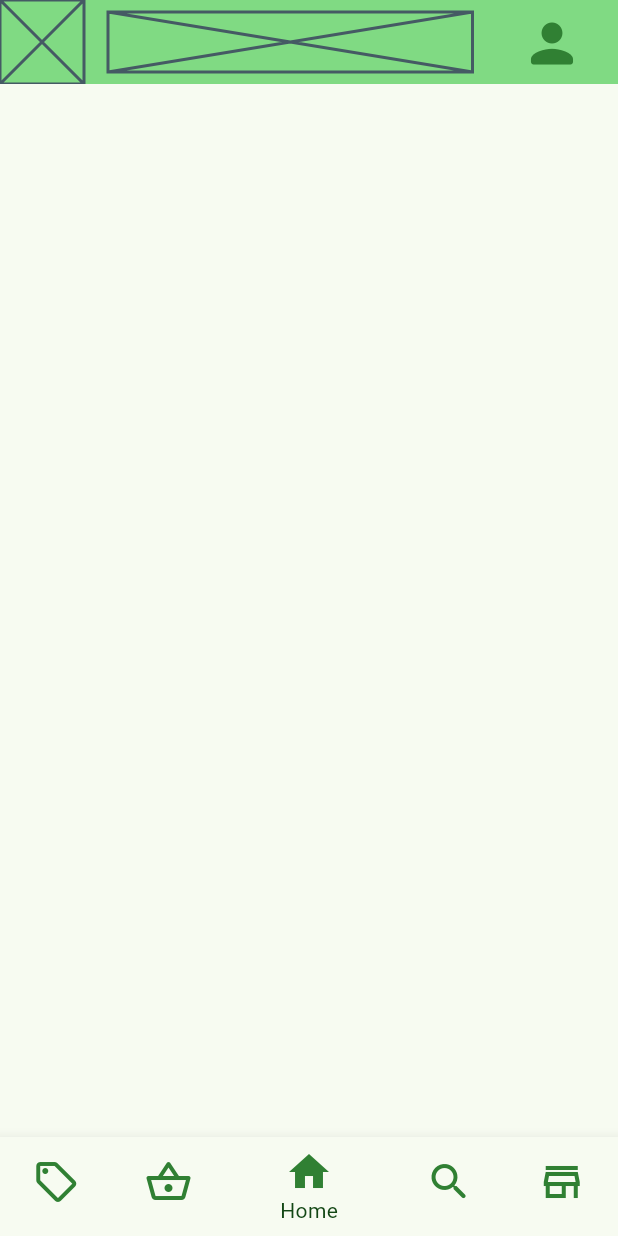
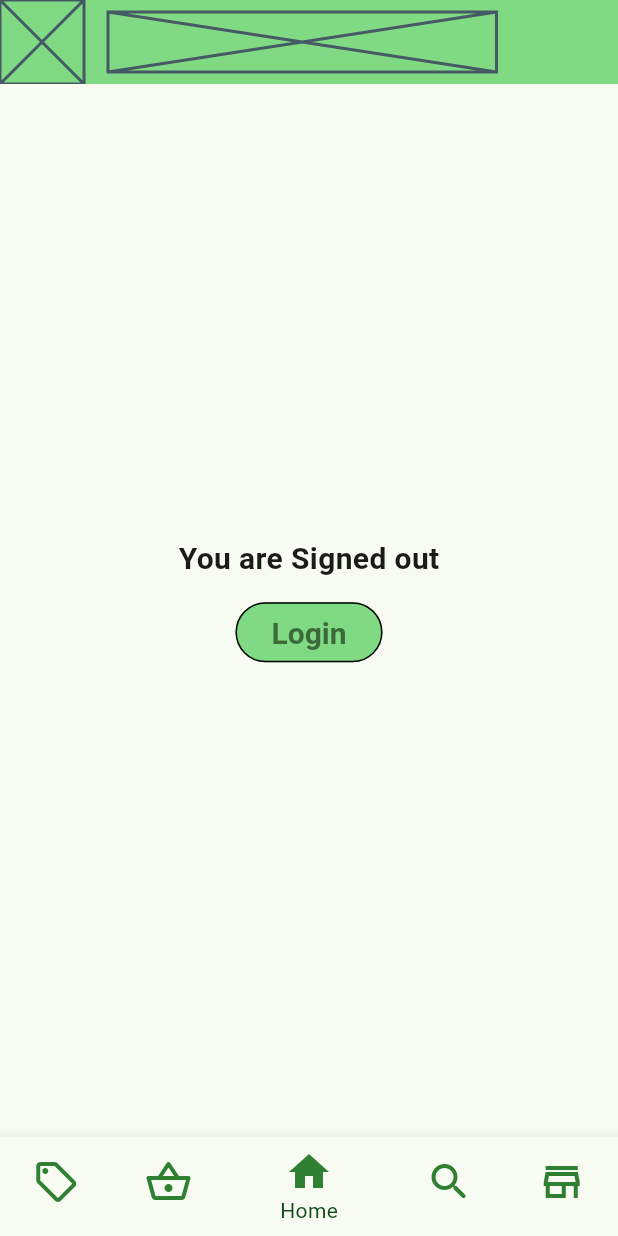
Before and after one commit to Slymn27/suleyman-tasks-project, a Flutter app: the screen it shows after launch, on a phone screen of 412 x 824 dp. Run offline on Flutter 3.47's test engine with Material 2 defaults, Android fonts, the phone set to English and light mode, and no system bars; our stand-ins replace cloud_firestore, firebase_auth, firebase_core, firebase_storage, go_router, image_picker; missing offline and left inert: firebase_ui_auth; accounts and stored records are empty.

Commit message:
show data if login, and remove after logout

```diff
--- a/lib/firebase_systems/app_state.dart
+++ b/lib/firebase_systems/app_state.dart
@@ -5,6 +5,10 @@ import 'package:firebase_ui_auth/firebase_ui_auth.dart';
 import 'package:flutter/material.dart';
 
 import 'firebase_options.dart';
+
+class Logstatus{
+  static bool? i;
+}
 
 class ApplicationState extends ChangeNotifier {
   ApplicationState() {
@@ -25,9 +29,13 @@ class ApplicationState extends ChangeNotifier {
     FirebaseAuth.instance.userChanges().listen((user) {
       if (user != null) {
         _loggedIn = true;
+        Logstatus.i = true;
+
       } else {
         _loggedIn = false;
+        Logstatus.i = false;
       }
+
       notifyListeners();
     });
   }
--- a/lib/firebase_systems/authentication.dart
+++ b/lib/firebase_systems/authentication.dart
@@ -1,10 +1,14 @@
 import 'package:flutter/material.dart';
 import 'package:go_router/go_router.dart';
 import 'firestore.dart';
-
 import 'widgets.dart';
 
+// Copyright 2022 The Flutter Authors. All rights reserved.
+// Use of this source code is governed by a BSD-style license that can be
+// found in the LICENSE file.
+
 class AuthFunc extends StatelessWidget {
+
   const AuthFunc({
     super.key,
     required this.loggedIn,
@@ -16,21 +20,19 @@ class AuthFunc extends StatelessWidget {
 
   @override
   Widget build(BuildContext context) {
-    return Row( mainAxisAlignment: MainAxisAlignment.center,
+    return Center(
+      child: Column(
       children: [
-        Visibility(
-            visible: loggedIn,
-            child: Column(
-              children: [
-                UserData(),
-                StyledButton(
-                  onPressed: () {
-                    !loggedIn ? context.push('/sign-in') : signOut();
-                  },
-                child: !loggedIn ? const Text('RSVP') : const Text('Logout')),
-              ],
-            ))
+        loggedIn ? UserData() : const Text("You are Signed out", style: TextStyle(fontWeight: FontWeight.bold, fontSize: 20),),
+        Padding(
+          padding: const EdgeInsets.all(10.0),
+          child: StyledButton(
+              onPressed: () {
+                !loggedIn ? context.push('/sign-in') : signOut();
+              },
+              child: !loggedIn ? const Text('Login') : const Text('Logout')),
+        ),
       ],
-    );
+    ));
   }
 }
--- a/lib/firebase_systems/firestore.dart
+++ b/lib/firebase_systems/firestore.dart
@@ -32,6 +32,7 @@ class _UserDataState extends State<UserData> {
         }
 
         return ListView(
+          shrinkWrap: true,
           children: snapshot.data!.docs.map((DocumentSnapshot document) {
             Map<String, dynamic> data =
                 document.data()! as Map<String, dynamic>;
--- a/lib/firebase_systems/widgets.dart
+++ b/lib/firebase_systems/widgets.dart
@@ -56,7 +56,10 @@ class StyledButton extends StatelessWidget {
   @override
   Widget build(BuildContext context) => OutlinedButton(
         style: OutlinedButton.styleFrom(
-            side: const BorderSide(color: Colors.deepPurple)),
+            side: const BorderSide(color: Colors.black),
+            backgroundColor: const Color.fromARGB(255, 128, 218, 131),
+            textStyle: TextStyle(fontWeight: FontWeight.bold,fontSize: 20)
+            ),
         onPressed: onPressed,
         child: child,
       );
--- a/lib/mainpage.dart
+++ b/lib/mainpage.dart
@@ -1,13 +1,14 @@
 import 'package:firebase_auth/firebase_auth.dart' // new added
-    hide EmailAuthProvider, PhoneAuthProvider;    // new added
+    hide
+        EmailAuthProvider,
+        PhoneAuthProvider; // new added
 import 'package:flutter/material.dart';
-import 'package:provider/provider.dart';          // new added
+import 'package:provider/provider.dart'; // new added
 import 'package:cloud_firestore/cloud_firestore.dart';
 
 import 'profilepage.dart';
 import 'firebase_systems/app_state.dart';
 import 'firebase_systems/authentication.dart';
-
 
 class MainPage extends StatefulWidget {
   //turned the mainpage into a stateful widget because the main screen will show the user data
@@ -18,6 +19,7 @@ class MainPage extends StatefulWidget {
   @override
   State<MainPage> createState() => _MainPageState();
 }
+  bool? islogged = Logstatus.i;
 
   FirebaseFirestore firestore =
     FirebaseFirestore.instance; //accesing the instance
@@ -33,31 +35,37 @@ class _MainPageState extends State<MainPage> {
         actions: <Widget>[
           Padding(
               padding: const EdgeInsets.only(left: 8, right: 15.0),
-            child: IconButton(
+              child: islogged ==true
+              ?IconButton(
                 iconSize: 42,
                 onPressed: () {
                   Navigator.push(
-                  //navigating to profile page by clicking the person icon
                     context,
                     MaterialPageRoute(
                         builder: (context) => const ProfilePage(
+                              //navigating to profile page by clicking the person icon
                               title: 'profile Page',
                             )),
                   );
                 },
                 icon: const Icon(Icons.person_rounded),
                 color: Color.fromARGB(255, 48, 128, 51),
-            ),
+              )
+            :SizedBox(width: 42, height: 42,)
             )
         ], //https://api.flutter.dev/flutter/material/AppBar-class.html AppBar class
       ),
-      body:
+      body: Column(
+        mainAxisAlignment: MainAxisAlignment.center,
+        children: [
           Consumer<ApplicationState>(
             builder: (context, appState, _) => AuthFunc(
                 loggedIn: appState.loggedIn,
                 signOut: () {
                   FirebaseAuth.instance.signOut();
                 }),
+          ),
+        ],
       ),
       bottomNavigationBar: BottomNavigationBar(
         //https://api.flutter.dev/flutter/material/BottomNavigationBar-class.html bottom navigation bar
```
Lines whose indentation alone changed are shown as unchanged.
